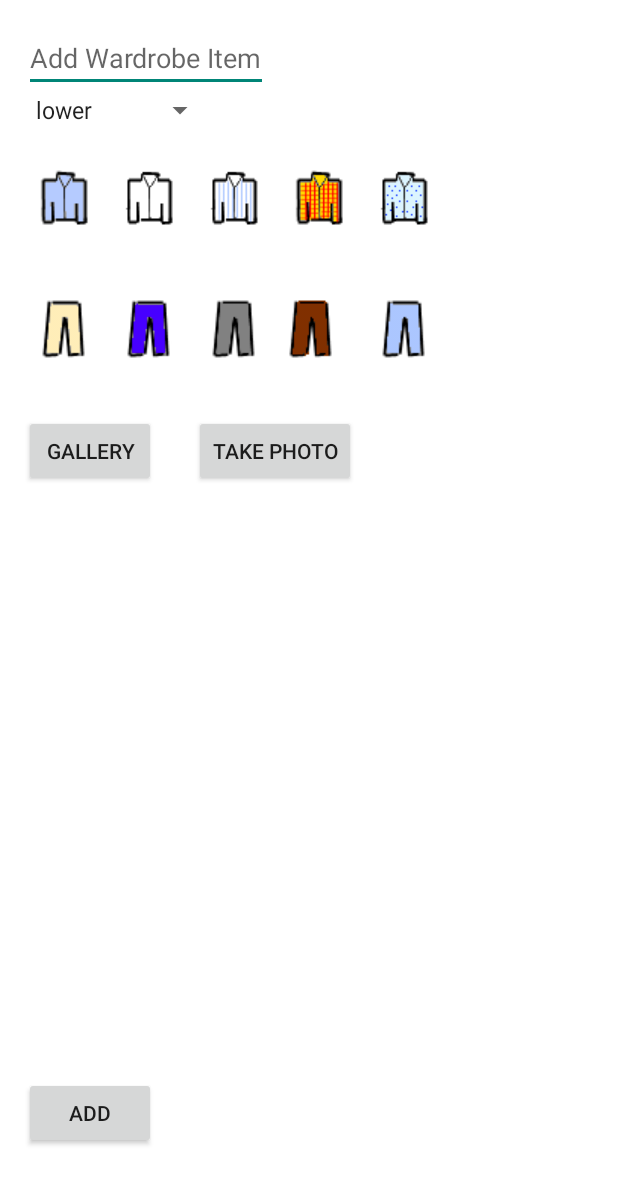
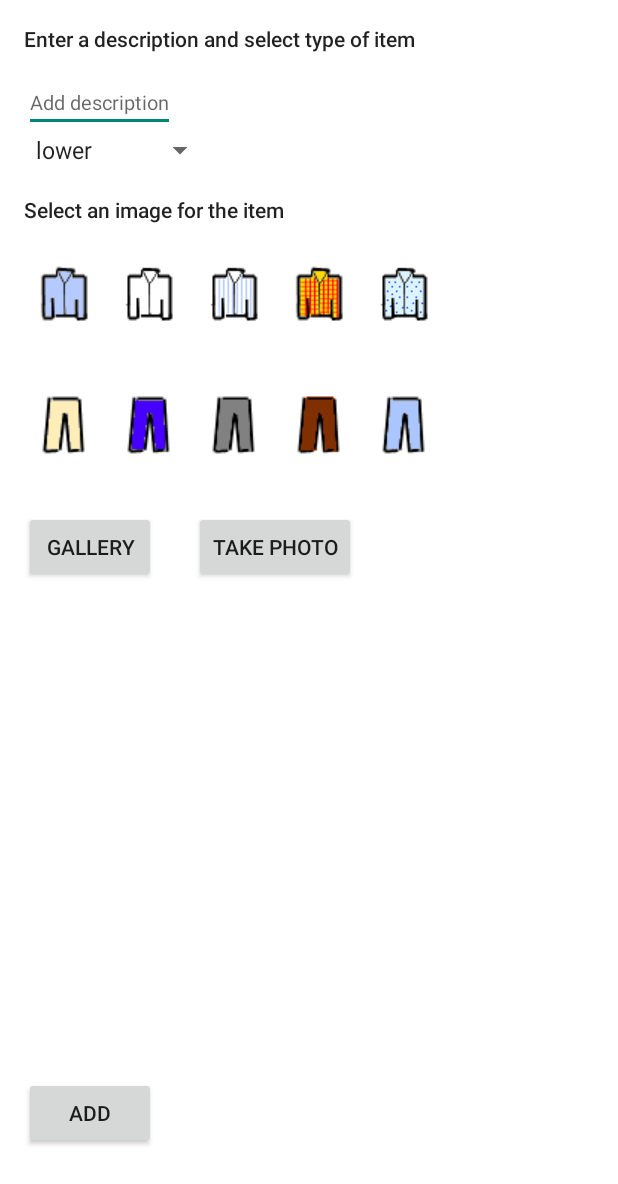
Before and after one commit to jonaru/myClothes, an Android app: the PopUpWardrobeActivity screen opened directly, with no data from a screen before it, on a phone screen of 412 x 824 dp. Shown: the top 1184 px of the screen. Run offline under Robolectric (Android 15) with nearby library versions, the phone set to English and light mode, and no system bars.

Commit message:
add item screen edited

```diff
--- a/app/src/main/res/layout/activity_pop_up_wardrobe.xml
+++ b/app/src/main/res/layout/activity_pop_up_wardrobe.xml
@@ -12,15 +12,27 @@
     tools:context="com.example.jonatan.clothesplanner.PopUpWardrobeActivity"
     android:background="@android:color/background_light">
 
+    <TextView
+        android:id="@+id/add_description_textview"
+        android:layout_width="wrap_content"
+        android:layout_height="wrap_content"
+        android:layout_alignParentLeft="true"
+        android:layout_alignParentStart="true"
+        android:layout_alignParentTop="true"
+        android:text="@string/popup_wardrobe_instruction"
+        android:textAppearance="@style/TextAppearance.AppCompat.Body2" />
+
     <EditText
         android:id="@+id/editText_add_item"
         android:layout_width="wrap_content"
         android:layout_height="wrap_content"
         android:gravity="start"
-        android:hint="@string/add_item"
-        android:layout_alignParentTop="true"
+        android:hint="@string/add_description"
+        android:textSize="6pt"
+        android:layout_below="@+id/add_description_textview"
         android:layout_alignParentLeft="true"
-        android:layout_alignParentStart="true" />
+        android:layout_alignParentStart="true"
+        android:layout_marginTop="13dp" />
 
     <Spinner android:id="@+id/wardrobe_spinner"
         android:layout_width="wrap_content"
@@ -28,6 +40,17 @@
         android:entries="@array/wardrobe_array"
         android:prompt="@string/wardrobe_array_prompt"
         android:layout_below="@+id/editText_add_item" />
+
+    <TextView
+        android:id="@+id/select_image_textview"
+        android:layout_width="wrap_content"
+        android:layout_height="wrap_content"
+        android:layout_marginTop="18dp"
+        android:text="@string/select_image_instruction"
+        android:textAppearance="@style/TextAppearance.AppCompat.Body2"
+        android:layout_below="@+id/wardrobe_spinner"
+        android:layout_alignParentLeft="true"
+        android:layout_alignParentStart="true" />
 
     <ImageButton
         android:layout_width="wrap_content"
@@ -38,7 +61,7 @@
         android:onClick="selectShirt"
         android:layout_marginTop="18dp"
         android:id="@+id/blueShirtButton"
-        android:layout_below="@+id/wardrobe_spinner"
+        android:layout_below="@+id/select_image_textview"
         android:layout_alignParentLeft="true"
         android:layout_alignParentStart="true" />
 
@@ -124,8 +147,8 @@
         android:onClick="selectTrousers"
         android:id="@+id/brownTrouserstButton"
         android:layout_alignTop="@+id/greyTrouserstButton"
-        android:layout_alignRight="@+id/photoButton"
-        android:layout_alignEnd="@+id/photoButton" />
+        android:layout_toRightOf="@+id/greyTrouserstButton"
+        android:layout_toEndOf="@+id/greyTrouserstButton" />
 
     <ImageButton
         android:layout_width="wrap_content"
--- a/app/src/main/res/values/strings.xml
+++ b/app/src/main/res/values/strings.xml
@@ -5,7 +5,7 @@
     <string name="login">Login</string>
     <string name="enter">Enter</string>
     <string name="my_wardrobe">My Wardrobe</string>
-    <string name="add_item">Add Wardrobe Item</string>
+    <string name="add_description">Add description</string>
     <string name="wardrobe_array_prompt">Type of item</string>
     <string name="upper_body">Upper Body</string>
     <string name="lower_body">Lower Body</string>
@@ -17,10 +17,13 @@
     <string name="trousers">Trousers</string>
     <string name="shirt">Shirt</string>
     <string name="wardrobe">Wardrobe</string>
+    <string name="popup_wardrobe_instruction">Enter a description and select type of item</string>
+    <string name="select_image_instruction">Select an image for the item</string>
 
     <string-array name="wardrobe_array">
         <item>lower</item>
         <item>upper</item>
         <item>footwear</item>
     </string-array>
+
 </resources>
```
